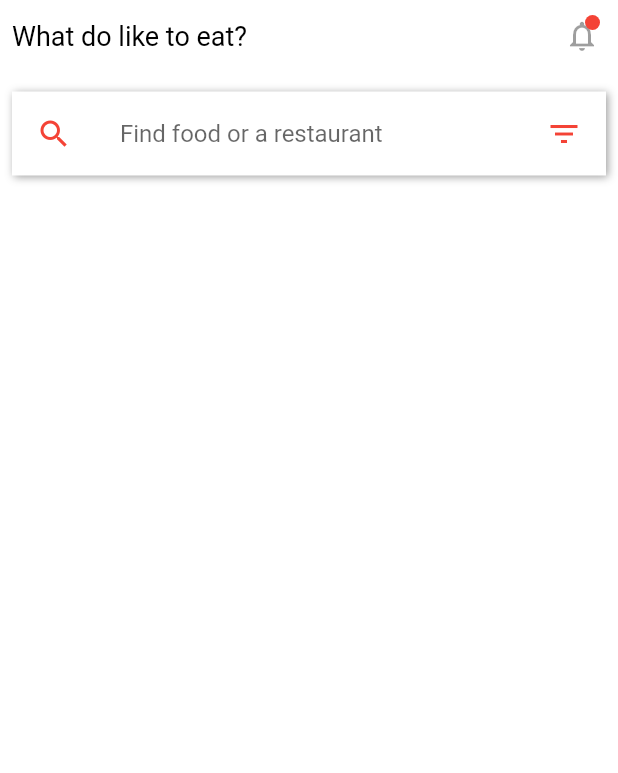
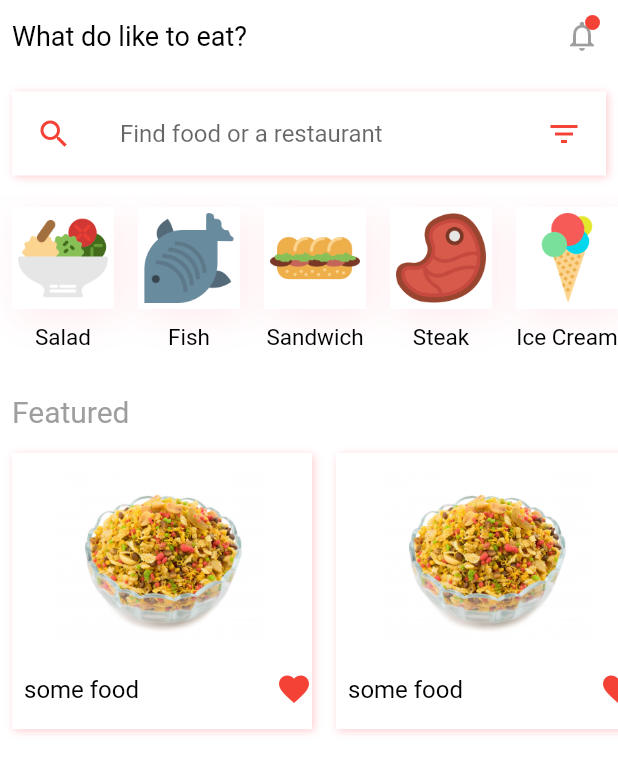
Before and after one commit to diyarfaraj/food_delivery_app, a Flutter app: the screen it shows after launch, on a phone screen of 412 x 824 dp. Shown: the top 773 px of the screen. Run offline on Flutter 3.47's test engine with Material 2 defaults, Android fonts, the phone set to English and light mode, and no system bars.

Commit message:
added categories and featured

```diff
--- /dev/null
+++ b/lib/src/models/category.dart
@@ -0,0 +1,8 @@
+import 'package:flutter/material.dart';
+
+class Category {
+  final String name;
+  final String image;
+
+  Category({@required this.name, @required this.image});
+}
--- a/lib/src/screens/home.dart
+++ b/lib/src/screens/home.dart
@@ -1,4 +1,5 @@
 import 'package:flutter/material.dart';
+import 'package:food_delivery_app/src/widgets/categories.dart';
 import 'package:food_delivery_app/src/widgets/commons.dart';
 import 'package:food_delivery_app/src/widgets/custom_text.dart';
 
@@ -53,7 +54,7 @@ class _HomeState extends State<Home> {
                   color: white,
                   boxShadow: [
                     BoxShadow(
-                      color: grey,
+                      color: Colors.red[100],
                       offset: Offset(1, 1),
                       blurRadius: 4,
                     ),
@@ -75,6 +76,71 @@ class _HomeState extends State<Home> {
                   ),
                 ),
               ),
+            ),
+            SizedBox(
+              height: 5,
+            ),
+            Categories(),
+            SizedBox(
+              height: 5,
+            ),
+            //featured title
+            Padding(
+              padding: const EdgeInsets.all(8.0),
+              child: CustomText(
+                text: "Featured",
+                size: 20,
+                color: grey,
+              ),
+            ),
+
+            Container(
+              height: 200,
+              child: ListView.builder(
+                scrollDirection: Axis.horizontal,
+                itemCount: 4,
+                itemBuilder: (context, index) {
+                  return Padding(
+                    padding: const EdgeInsets.all(8.0),
+                    child: Container(
+                      height: 200,
+                      width: 200,
+                      decoration: BoxDecoration(
+                        color: white,
+                        boxShadow: [
+                          BoxShadow(
+                            color: Colors.red[100],
+                            offset: Offset(1, 1),
+                            blurRadius: 4,
+                          ),
+                        ],
+                      ),
+                      child: Column(
+                        children: [
+                          Image.asset(
+                            "images/1.jpg",
+                            height: 140,
+                            width: 140,
+                          ),
+                          Row(
+                            mainAxisAlignment: MainAxisAlignment.spaceBetween,
+                            children: [
+                              Padding(
+                                padding: const EdgeInsets.all(8.0),
+                                child: CustomText(text: "some food"),
+                              ),
+                              Icon(
+                                Icons.favorite,
+                                color: Colors.red,
+                              )
+                            ],
+                          )
+                        ],
+                      ),
+                    ),
+                  );
+                },
+              ),
             )
           ],
         ),
--- /dev/null
+++ b/lib/src/widgets/categories.dart
@@ -0,0 +1,62 @@
+import 'package:flutter/material.dart';
+import 'package:food_delivery_app/src/models/category.dart';
+
+import 'commons.dart';
+import 'custom_text.dart';
+
+List<Category> categoriesList = [
+  Category(name: "Salad", image: "salad.png"),
+  Category(name: "Fish", image: "fish.png"),
+  Category(name: "Sandwich", image: "sandwich.png"),
+  Category(name: "Steak", image: "steak.png"),
+  Category(name: "Ice Cream", image: "ice-cream.png"),
+];
+
+class Categories extends StatelessWidget {
+  @override
+  Widget build(BuildContext context) {
+    return Container(
+      height: 120,
+      child: ListView.builder(
+        itemCount: categoriesList.length,
+        scrollDirection: Axis.horizontal,
+        itemBuilder: (_, index) {
+          return Padding(
+            padding: const EdgeInsets.all(8.0),
+            child: Column(
+              children: [
+                Container(
+                  decoration: BoxDecoration(
+                    color: white,
+                    boxShadow: [
+                      BoxShadow(
+                        color: Colors.red[50],
+                        offset: Offset(4, 6),
+                        blurRadius: 20,
+                      ),
+                    ],
+                  ),
+                  child: Padding(
+                    padding: const EdgeInsets.all(4.0),
+                    child: Image.asset(
+                      "images/${categoriesList[index].image}",
+                      width: 60,
+                    ),
+                  ),
+                ),
+                SizedBox(
+                  height: 10,
+                ),
+                CustomText(
+                  text: categoriesList[index].name,
+                  size: 15,
+                  color: black,
+                )
+              ],
+            ),
+          );
+        },
+      ),
+    );
+  }
+}
--- a/pubspec.yaml
+++ b/pubspec.yaml
@@ -49,7 +49,7 @@ flutter:
   #   - images/a_dot_burr.jpeg
   #   - images/a_dot_ham.jpeg
   assets:
-    - images/
+      - images/
 
   # An image asset can refer to one or more resolution-specific "variants", see
   # https://flutter.dev/assets-and-images/#resolution-aware.
```
